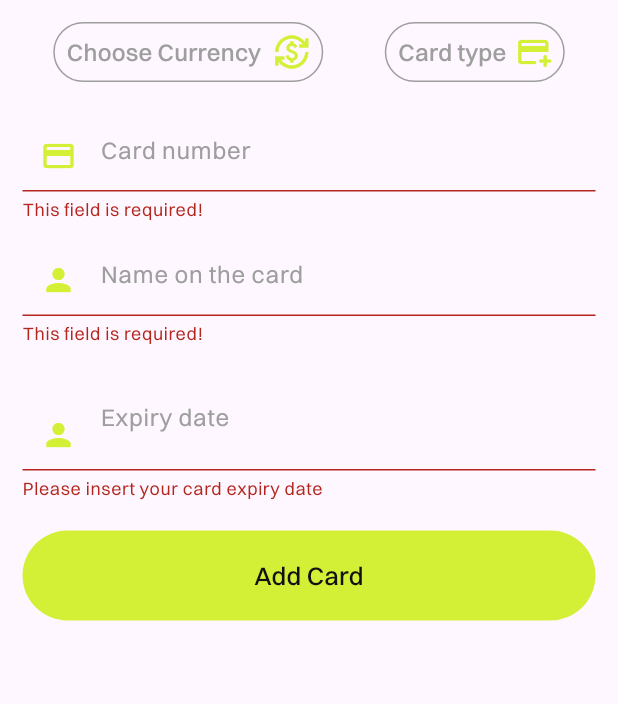
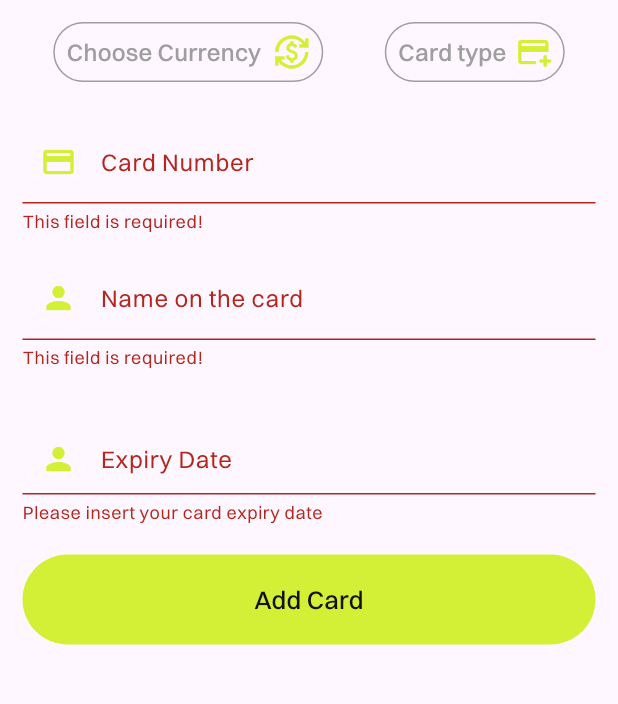
Before and after one commit to browsfer/Bankito, a Flutter app: the AddCardSheet widget shown alone on an empty page, opened directly, after a tap on "Add Card", on a phone screen of 412 x 824 dp, the part 71-775 px from its top. Run offline on Flutter 3.47's test engine with Material 2 defaults, Android fonts, the light colour scheme and no system bars; our stand-ins replace cloud_firestore, currency_text_input_formatter, firebase_auth, firebase_core, fluttertoast, intro_slider and 3 more; accounts and stored records are empty; generated files the repository leaves out were written again; network calls fail.

Commit message:
refactoring code

```diff
--- a/lib/main.dart
+++ b/lib/main.dart
@@ -55,7 +55,7 @@ class MyApp extends StatelessWidget {
               //Temporary untill app finished
               return const TabsScreen();
             } else {
-              return const TabsScreen();
+              return const OnboardingScreen();
             }
           },
         ),
--- a/lib/pages/cards_page.dart
+++ b/lib/pages/cards_page.dart
@@ -79,6 +79,7 @@ class CardsPage extends StatelessWidget {
                                   ),
                                 )
                               : ListView.builder(
+                                  reverse: true,
                                   itemCount: userCards.userCards.length,
                                   itemBuilder: (context, index) =>
                                       UserCardWidget(
--- a/lib/services/providers/user_cards_provider.dart
+++ b/lib/services/providers/user_cards_provider.dart
@@ -24,7 +24,8 @@ class UserCardsProvider extends ChangeNotifier {
       cardType: cardType!,
     );
 
-    _userCards.add(
+    _userCards.insert(
+      0,
       newCard,
     );
     DBhelper.insertData('user_cards', {
--- a/lib/widgets/add_card_bottomsheet.dart
+++ b/lib/widgets/add_card_bottomsheet.dart
@@ -1,15 +1,15 @@
-import 'package:bankito/utils/text_formatters.dart';
-import 'package:bankito/widgets/custom_dropdown_button.dart';
-import 'package:bankito/utils/colors.dart';
-import 'package:bankito/widgets/custom_button.dart';
 import 'package:flutter/material.dart';
 import 'package:flutter/services.dart';
 import 'package:fluttertoast/fluttertoast.dart';
 import 'package:provider/provider.dart';
+import 'package:bankito/utils/colors.dart';
+import 'package:bankito/utils/text_formatters.dart';
+import 'package:bankito/widgets/custom_button.dart';
+import 'package:bankito/widgets/custom_dropdown_button.dart';
 import '../services/providers/user_cards_provider.dart';
 
 class AddCardSheet extends StatefulWidget {
-  const AddCardSheet({super.key});
+  const AddCardSheet({Key? key}) : super(key: key);
 
   @override
   State<AddCardSheet> createState() => _AddCardSheetState();
@@ -17,32 +17,16 @@ class AddCardSheet extends StatefulWidget {
 
 class _AddCardSheetState extends State<AddCardSheet> {
   final _expiryDateController = TextEditingController();
-
   final _cardNumberController = TextEditingController();
-
   final _nameOnCardController = TextEditingController();
-
   final _formKey = GlobalKey<FormState>();
-
-  String? currentCurrency;
-
+  String? _currentCurrency;
   String? _cardType;
-
   bool _isCurrencySelected = false;
   bool _isCardTypeSelected = false;
 
-  final List<String> _currenciesList = [
-    'EUR',
-    'PLN',
-    'USD',
-    'AUD',
-    'CZK',
-  ];
-
-  final List<String> _cardTypeList = [
-    'Personal',
-    'Business',
-  ];
+  final List<String> _currenciesList = ['EUR', 'PLN', 'USD', 'AUD', 'CZK'];
+  final List<String> _cardTypeList = ['Personal', 'Business'];
 
   @override
   void dispose() {
@@ -52,23 +36,21 @@ class _AddCardSheetState extends State<AddCardSheet> {
     super.dispose();
   }
 
-  @override
-  Widget build(BuildContext context) {
-    // Add card to CardsProvider list
-    void addNewCard() async {
+  void addNewCard() {
     final validate = _formKey.currentState!.validate();
     if (validate) {
       if (!_isCardTypeSelected || !_isCurrencySelected) {
         Fluttertoast.showToast(
           msg: 'Choose your Currency and Card Type',
-              backgroundColor: CustomColors.mainColor);
-        }
-      }
-
+          backgroundColor: CustomColors.mainColor,
+        );
+      } else {
         Provider.of<UserCardsProvider>(context, listen: false).addNewCard(
           id: DateTime.now().toString(),
-        cardNumber: int.parse(_cardNumberController.text.trim()),
-        currency: currentCurrency,
+          cardNumber: int.parse(
+            _cardNumberController.text.replaceAll(RegExp(r'[^0-9]'), ''),
+          ),
+          currency: _currentCurrency,
           expiryDate: _expiryDateController.text.trim(),
           name: _nameOnCardController.text.trim(),
           cardType: _cardType,
@@ -76,7 +58,11 @@ class _AddCardSheetState extends State<AddCardSheet> {
 
         Navigator.of(context).pop();
       }
+    }
+  }
 
+  @override
+  Widget build(BuildContext context) {
     return Padding(
       padding: EdgeInsets.only(
         bottom: MediaQuery.of(context).viewInsets.bottom,
@@ -99,7 +85,6 @@ class _AddCardSheetState extends State<AddCardSheet> {
             Row(
               mainAxisAlignment: MainAxisAlignment.spaceAround,
               children: [
-                //Currencies list
                 CustomDropdownButton(
                   hintText: const Text(
                     'Choose Currency',
@@ -107,9 +92,10 @@ class _AddCardSheetState extends State<AddCardSheet> {
                       color: Colors.grey,
                     ),
                   ),
-                  value: currentCurrency,
+                  value: _currentCurrency,
                   items: _currenciesList
-                      .map((currencyItem) => DropdownMenuItem(
+                      .map(
+                        (currencyItem) => DropdownMenuItem(
                           value: currencyItem,
                           child: Text(
                             currencyItem,
@@ -117,11 +103,12 @@ class _AddCardSheetState extends State<AddCardSheet> {
                               color: Colors.grey,
                             ),
                           ),
-                          ))
+                        ),
+                      )
                       .toList(),
                   onChanged: (newVal) {
                     setState(() {
-                      currentCurrency = newVal!;
+                      _currentCurrency = newVal as String?;
                       _isCurrencySelected = true;
                     });
                   },
@@ -135,12 +122,8 @@ class _AddCardSheetState extends State<AddCardSheet> {
                   ),
                   buttonWidth: 180,
                   buttonHeight: 40,
-                  buttonPadding: const EdgeInsets.symmetric(
-                    horizontal: 8,
+                  buttonPadding: const EdgeInsets.symmetric(horizontal: 8),
                 ),
-                ),
-
-                //Card types list
                 CustomDropdownButton(
                   hintText: const Text(
                     'Card type',
@@ -150,7 +133,8 @@ class _AddCardSheetState extends State<AddCardSheet> {
                   ),
                   value: _cardType,
                   items: _cardTypeList
-                      .map((_cardType) => DropdownMenuItem(
+                      .map(
+                        (_cardType) => DropdownMenuItem(
                           value: _cardType,
                           child: Text(
                             _cardType,
@@ -158,11 +142,12 @@ class _AddCardSheetState extends State<AddCardSheet> {
                               color: Colors.grey,
                             ),
                           ),
-                          ))
+                        ),
+                      )
                       .toList(),
                   onChanged: (newVal) {
                     setState(() {
-                      _cardType = newVal!;
+                      _cardType = newVal as String?;
                       _isCardTypeSelected = true;
                     });
                   },
@@ -176,52 +161,44 @@ class _AddCardSheetState extends State<AddCardSheet> {
                   ),
                   buttonWidth: 120,
                   buttonHeight: 40,
-                  buttonPadding: const EdgeInsets.symmetric(
-                    horizontal: 8,
-                  ),
+                  buttonPadding: const EdgeInsets.symmetric(horizontal: 8),
                 ),
               ],
             ),
             const SizedBox(height: 25),
-
-            //CARD NUMBER
             TextFormField(
               inputFormatters: [
                 FilteringTextInputFormatter.digitsOnly,
-                LengthLimitingTextInputFormatter(19),
-                CreditCardNumberFormatter(),
+                LengthLimitingTextInputFormatter(16),
+                CardNumberFormatter(),
               ],
               validator: (cardNumber) {
                 if (cardNumber!.isEmpty) {
                   return 'This field is required!';
                 }
+                if (cardNumber.length < 16) {
+                  return 'Insert correct card number.';
+                }
                 return null;
               },
               controller: _cardNumberController,
               keyboardType: TextInputType.number,
-              style: const TextStyle(
-                color: Colors.white70,
-              ),
+              style: const TextStyle(color: Colors.white70),
               decoration: const InputDecoration(
                 prefixIcon: Icon(Icons.credit_card),
                 prefixIconColor: CustomColors.secondColor,
-                hintStyle: TextStyle(
-                  color: Colors.grey,
-                ),
-                hintText: 'Card number',
+                hintStyle: TextStyle(color: Colors.grey),
+                hintText: 'XXXX XXXX XXXX XXXX',
+                labelText: 'Card Number',
                 enabledBorder: OutlineInputBorder(
                   borderSide: BorderSide(color: Colors.white38),
                 ),
                 focusedBorder: OutlineInputBorder(
-                  borderSide: BorderSide(
-                    color: CustomColors.secondColor,
-                  ),
+                  borderSide: BorderSide(color: CustomColors.secondColor),
                 ),
               ),
             ),
             const SizedBox(height: 15),
-
-            //NAME ON THE CARD
             TextFormField(
               autovalidateMode: AutovalidateMode.onUserInteraction,
               validator: (name) {
@@ -232,29 +209,23 @@ class _AddCardSheetState extends State<AddCardSheet> {
               },
               controller: _nameOnCardController,
               keyboardType: TextInputType.name,
-              style: const TextStyle(
-                color: Colors.white70,
-              ),
+              style: const TextStyle(color: Colors.white70),
               decoration: const InputDecoration(
                 prefixIcon: Icon(Icons.person),
                 prefixIconColor: CustomColors.secondColor,
-                hintStyle: TextStyle(
-                  color: Colors.grey,
-                ),
-                hintText: 'Name on the card',
+                hintStyle: TextStyle(color: Colors.grey),
+                hintText: 'Your name',
+                labelText: 'Name on the card',
                 enabledBorder: OutlineInputBorder(
                   borderSide: BorderSide(color: Colors.white38),
                 ),
                 focusedBorder: OutlineInputBorder(
-                  borderSide: BorderSide(
-                    color: CustomColors.secondColor,
-                  ),
+                  borderSide: BorderSide(color: CustomColors.secondColor),
                 ),
               ),
             ),
             const SizedBox(height: 35),
             Flexible(
-              //EXPIRY DATE
               child: TextFormField(
                 inputFormatters: [
                   FilteringTextInputFormatter.digitsOnly,
@@ -270,31 +241,24 @@ class _AddCardSheetState extends State<AddCardSheet> {
                 },
                 controller: _expiryDateController,
                 keyboardType: TextInputType.number,
-                style: const TextStyle(
-                  color: Colors.white70,
-                ),
+                style: const TextStyle(color: Colors.white70),
                 decoration: const InputDecoration(
                   contentPadding: EdgeInsets.zero,
                   prefixIcon: Icon(Icons.person),
                   prefixIconColor: CustomColors.secondColor,
-                  hintStyle: TextStyle(
-                    color: Colors.grey,
-                  ),
-                  hintText: 'Expiry date',
+                  hintStyle: TextStyle(color: Colors.grey),
+                  hintText: 'MM/YY',
+                  labelText: 'Expiry Date',
                   enabledBorder: OutlineInputBorder(
                     borderSide: BorderSide(color: Colors.white38),
                   ),
                   focusedBorder: OutlineInputBorder(
-                    borderSide: BorderSide(
-                      color: CustomColors.secondColor,
-                    ),
+                    borderSide: BorderSide(color: CustomColors.secondColor),
                   ),
                 ),
               ),
             ),
             const SizedBox(width: 40),
-
-            //ADD CARD BUTTON
             const SizedBox(height: 20),
             CustomButton(
               text: 'Add Card',
--- a/lib/widgets/add_money_bottomsheet.dart
+++ b/lib/widgets/add_money_bottomsheet.dart
@@ -127,6 +127,7 @@ class _AddMoneyBottomsheetState extends State<AddMoneyBottomsheet> {
                   );
                 } else {
                   return ListView.builder(
+                    reverse: true,
                     itemCount: cardsData.userCards.length,
                     itemBuilder: (context, index) => UserCardWidget(
                       isDismissable: false,
```
Also changed, not shown: lib/auth/auth_form.dart (+24 -44 lines), lib/utils/text_formatters.dart (+26 -23 lines). Lines whose indentation alone changed are shown as unchanged.
